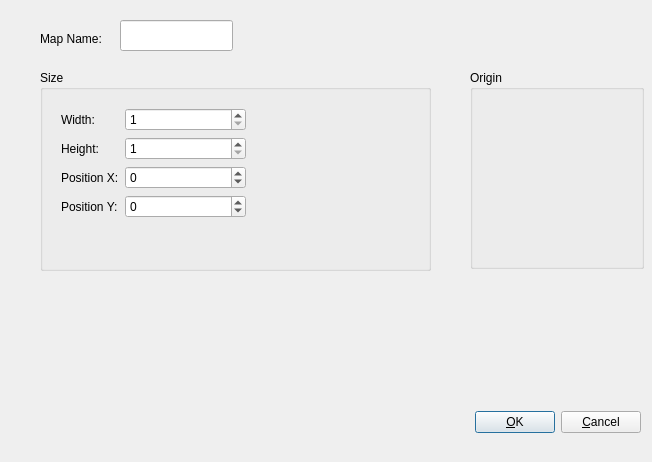
dyle/rpgmapper, file bin/view/mappropertiesdialog.ui: the form before one commit.
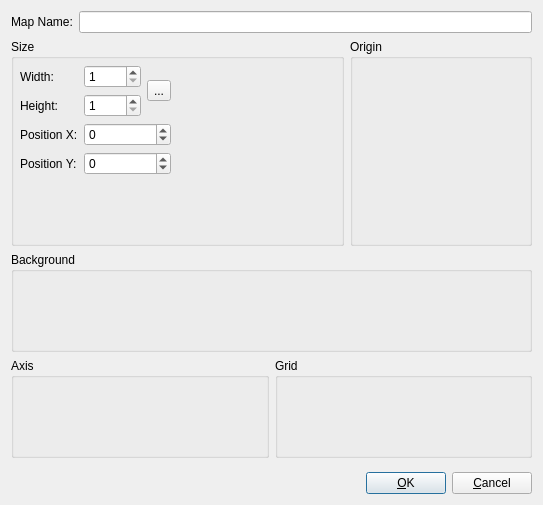
The form after the commit. Icons and pictures are not drawn. Custom widgets are drawn as their Qt base class.

Commit message: does an map properties dialog overhaul

What changed in the file:
```diff
--- a/bin/view/mappropertiesdialog.ui
+++ b/bin/view/mappropertiesdialog.ui
@@ -6,56 +6,116 @@
    <rect>
     <x>0</x>
     <y>0</y>
-    <width>652</width>
-    <height>462</height>
+    <width>543</width>
+    <height>505</height>
    </rect>
   </property>
   <property name="windowTitle">
    <string>Dialog</string>
   </property>
+  <layout class="QVBoxLayout" name="verticalLayout_2">
+   <item>
+    <widget class="QWidget" name="wdMapName" native="true">
+     <layout class="QHBoxLayout" name="horizontalLayout_2" stretch="0,1">
+      <property name="leftMargin">
+       <number>0</number>
+      </property>
+      <property name="topMargin">
+       <number>0</number>
+      </property>
+      <property name="rightMargin">
+       <number>0</number>
+      </property>
+      <property name="bottomMargin">
+       <number>0</number>
+      </property>
+      <item>
   <widget class="QLabel" name="lblName">
-   <property name="geometry">
-    <rect>
-     <x>40</x>
-     <y>30</y>
-     <width>71</width>
-     <height>17</height>
-    </rect>
-   </property>
    <property name="text">
     <string>Map Name:</string>
    </property>
   </widget>
-  <widget class="QLineEdit" name="edtName">
-   <property name="geometry">
-    <rect>
-     <x>120</x>
-     <y>20</y>
-     <width>113</width>
-     <height>31</height>
-    </rect>
-   </property>
-  </widget>
+      </item>
+      <item>
+       <widget class="QLineEdit" name="edtName"/>
+      </item>
+     </layout>
+    </widget>
+   </item>
+   <item>
+    <widget class="QWidget" name="wdMapSizing" native="true">
+     <layout class="QHBoxLayout" name="horizontalLayout_3" stretch="0,0">
+      <property name="leftMargin">
+       <number>0</number>
+      </property>
+      <property name="topMargin">
+       <number>0</number>
+      </property>
+      <property name="rightMargin">
+       <number>0</number>
+      </property>
+      <property name="bottomMargin">
+       <number>0</number>
+      </property>
+      <item>
   <widget class="QGroupBox" name="gbSize">
-   <property name="geometry">
-    <rect>
-     <x>40</x>
-     <y>70</y>
-     <width>391</width>
-     <height>201</height>
-    </rect>
-   </property>
    <property name="title">
     <string>Size</string>
    </property>
-   <layout class="QHBoxLayout" name="horizontalLayout_2" stretch="1,0">
-    <item>
+        <layout class="QGridLayout" name="lySize" rowstretch="0,1" columnstretch="1,0,0">
+         <property name="leftMargin">
+          <number>6</number>
+         </property>
+         <property name="topMargin">
+          <number>6</number>
+         </property>
+         <property name="rightMargin">
+          <number>6</number>
+         </property>
+         <property name="bottomMargin">
+          <number>6</number>
+         </property>
+         <item row="0" column="2">
+          <widget class="rpgmapper::view::MapResizeWidget" name="wdMapResize" native="true">
+           <property name="sizePolicy">
+            <sizepolicy hsizetype="Fixed" vsizetype="Fixed">
+             <horstretch>0</horstretch>
+             <verstretch>0</verstretch>
+            </sizepolicy>
+           </property>
+           <property name="minimumSize">
+            <size>
+             <width>158</width>
+             <height>158</height>
+            </size>
+           </property>
+           <property name="maximumSize">
+            <size>
+             <width>158</width>
+             <height>158</height>
+            </size>
+           </property>
+          </widget>
+         </item>
+         <item row="0" column="0" rowspan="2">
      <widget class="QWidget" name="wdResizeValues" native="true">
-      <layout class="QGridLayout" name="gridLayout" columnstretch="0,1">
-       <item row="1" column="0">
-        <widget class="QLabel" name="lblHeight">
+           <layout class="QGridLayout" name="gridLayout" columnstretch="0,1,0">
+            <property name="leftMargin">
+             <number>0</number>
+            </property>
+            <property name="topMargin">
+             <number>0</number>
+            </property>
+            <property name="rightMargin">
+             <number>0</number>
+            </property>
+            <property name="bottomMargin">
+             <number>0</number>
+            </property>
+            <item row="3" column="0">
+             <widget class="QLabel" name="lblResizeOffsetY">
          <property name="text">
-          <string>Height:</string>
+               <string>Position Y:</string>
          </property>
         </widget>
        </item>
@@ -76,42 +136,25 @@
          </property>
         </widget>
        </item>
-       <item row="2" column="1">
-        <widget class="QSpinBox" name="sbResizeOffsetX">
-         <property name="minimum">
-          <number>-999</number>
-         </property>
-         <property name="maximum">
-          <number>999</number>
-         </property>
-        </widget>
-       </item>
-       <item row="3" column="0">
-        <widget class="QLabel" name="lblResizeOffsetY">
+            <item row="1" column="0">
+             <widget class="QLabel" name="lblHeight">
          <property name="text">
-          <string>Position Y:</string>
+               <string>Height:</string>
          </property>
         </widget>
        </item>
-       <item row="3" column="1">
-        <widget class="QSpinBox" name="spResizeOffsetY">
-         <property name="minimum">
-          <number>-999</number>
-         </property>
-         <property name="maximum">
-          <number>999</number>
-         </property>
-        </widget>
-       </item>
-       <item row="0" column="1">
-        <widget class="QSpinBox" name="sbWidth">
-         <property name="minimum">
-          <number>1</number>
-         </property>
-         <property name="maximum">
-          <number>1000</number>
-         </property>
-        </widget>
+            <item row="4" column="1">
+             <spacer name="spDimensions">
+              <property name="orientation">
+               <enum>Qt::Vertical</enum>
+              </property>
+              <property name="sizeHint" stdset="0">
+               <size>
+                <width>20</width>
+                <height>40</height>
+               </size>
+              </property>
+             </spacer>
        </item>
        <item row="0" column="0">
         <widget class="QLabel" name="lblWidth">
@@ -120,8 +163,67 @@
          </property>
         </widget>
        </item>
-       <item row="4" column="1">
-        <spacer name="verticalSpacer">
+            <item row="0" column="1">
+             <widget class="QSpinBox" name="sbWidth">
+              <property name="minimum">
+               <number>1</number>
+              </property>
+              <property name="maximum">
+               <number>1000</number>
+              </property>
+             </widget>
+            </item>
+            <item row="0" column="2" rowspan="2">
+             <widget class="QToolButton" name="toolButton">
+              <property name="text">
+               <string>...</string>
+              </property>
+              <property name="icon">
+               <iconset resource="rpgmapper.qrc">
+                <normaloff>:/icons/gfx/link.png</normaloff>:/icons/gfx/link.png</iconset>
+              </property>
+              <property name="iconSize">
+               <size>
+                <width>12</width>
+                <height>24</height>
+               </size>
+              </property>
+              <property name="checkable">
+               <bool>true</bool>
+              </property>
+              <property name="checked">
+               <bool>false</bool>
+              </property>
+              <property name="autoRaise">
+               <bool>false</bool>
+              </property>
+             </widget>
+            </item>
+            <item row="2" column="1" colspan="2">
+             <widget class="QSpinBox" name="sbResizeOffsetX">
+              <property name="minimum">
+               <number>-999</number>
+              </property>
+              <property name="maximum">
+               <number>999</number>
+              </property>
+             </widget>
+            </item>
+            <item row="3" column="1" colspan="2">
+             <widget class="QSpinBox" name="spResizeOffsetY">
+              <property name="minimum">
+               <number>-999</number>
+              </property>
+              <property name="maximum">
+               <number>999</number>
+              </property>
+             </widget>
+            </item>
+           </layout>
+          </widget>
+         </item>
+         <item row="1" column="2">
+          <spacer name="spResizeMap">
          <property name="orientation">
           <enum>Qt::Vertical</enum>
          </property>
@@ -137,7 +239,13 @@
      </widget>
     </item>
     <item>
-     <widget class="rpgmapper::view::MapResizeWidget" name="wdMapResize" native="true">
+       <widget class="QGroupBox" name="gbCorner">
+        <property name="title">
+         <string>Origin</string>
+        </property>
+        <layout class="QVBoxLayout" name="verticalLayout">
+         <item>
+          <widget class="rpgmapper::view::OriginCornerWidget" name="wdOriginCornerWidget" native="true">
       <property name="sizePolicy">
        <sizepolicy hsizetype="Fixed" vsizetype="Fixed">
         <horstretch>0</horstretch>
@@ -158,18 +266,110 @@
       </property>
      </widget>
     </item>
-   </layout>
-  </widget>
+         <item>
+          <spacer name="spCorner">
+           <property name="orientation">
+            <enum>Qt::Vertical</enum>
+           </property>
+           <property name="sizeHint" stdset="0">
+            <size>
+             <width>20</width>
+             <height>40</height>
+            </size>
+           </property>
+          </spacer>
+         </item>
+        </layout>
+       </widget>
+      </item>
+     </layout>
+    </widget>
+   </item>
+   <item>
+    <widget class="QGroupBox" name="gbBackground">
+     <property name="minimumSize">
+      <size>
+       <width>0</width>
+       <height>100</height>
+      </size>
+     </property>
+     <property name="title">
+      <string>Background</string>
+     </property>
+    </widget>
+   </item>
+   <item>
+    <widget class="QWidget" name="wdGridAndAxis" native="true">
+     <layout class="QHBoxLayout" name="horizontalLayout_4">
+      <property name="leftMargin">
+       <number>0</number>
+      </property>
+      <property name="topMargin">
+       <number>0</number>
+      </property>
+      <property name="rightMargin">
+       <number>0</number>
+      </property>
+      <property name="bottomMargin">
+       <number>0</number>
+      </property>
+      <item>
+       <widget class="QGroupBox" name="gbAxis">
+        <property name="minimumSize">
+         <size>
+          <width>0</width>
+          <height>100</height>
+         </size>
+        </property>
+        <property name="title">
+         <string>Axis</string>
+        </property>
+       </widget>
+      </item>
+      <item>
+       <widget class="QGroupBox" name="gbGrid">
+        <property name="minimumSize">
+         <size>
+          <width>0</width>
+          <height>100</height>
+         </size>
+        </property>
+        <property name="title">
+         <string>Grid</string>
+        </property>
+       </widget>
+      </item>
+     </layout>
+    </widget>
+   </item>
+   <item>
+    <spacer name="spMain">
+     <property name="orientation">
+      <enum>Qt::Vertical</enum>
+     </property>
+     <property name="sizeHint" stdset="0">
+      <size>
+       <width>20</width>
+       <height>40</height>
+      </size>
+     </property>
+    </spacer>
+   </item>
+   <item>
   <widget class="QWidget" name="wdButtonBox" native="true">
-   <property name="geometry">
-    <rect>
-     <x>40</x>
-     <y>400</y>
-     <width>601</width>
-     <height>45</height>
-    </rect>
-   </property>
    <layout class="QHBoxLayout" name="horizontalLayout">
+      <property name="leftMargin">
+       <number>0</number>
+      </property>
+      <property name="topMargin">
+       <number>0</number>
+      </property>
+      <property name="rightMargin">
+       <number>0</number>
+      </property>
+      <property name="bottomMargin">
+       <number>0</number>
+      </property>
     <item>
      <spacer name="horizontalSpacer">
       <property name="orientation">
@@ -202,43 +402,8 @@
     </item>
    </layout>
   </widget>
-  <widget class="QGroupBox" name="gbCorner">
-   <property name="geometry">
-    <rect>
-     <x>470</x>
-     <y>70</y>
-     <width>174</width>
-     <height>199</height>
-    </rect>
-   </property>
-   <property name="title">
-    <string>Origin</string>
-   </property>
-   <layout class="QVBoxLayout" name="verticalLayout">
-    <item>
-     <widget class="rpgmapper::view::OriginCornerWidget" name="wdOriginCornerWidget" native="true">
-      <property name="sizePolicy">
-       <sizepolicy hsizetype="Fixed" vsizetype="Fixed">
-        <horstretch>0</horstretch>
-        <verstretch>0</verstretch>
-       </sizepolicy>
-      </property>
-      <property name="minimumSize">
-       <size>
-        <width>158</width>
-        <height>158</height>
-       </size>
-      </property>
-      <property name="maximumSize">
-       <size>
-        <width>158</width>
-        <height>158</height>
-       </size>
-      </property>
-     </widget>
-    </item>
-   </layout>
-  </widget>
+   </item>
+  </layout>
  </widget>
  <customwidgets>
   <customwidget>
```
Left out of the diff: 16 changed lines with no effect on the pictures. Lines whose indentation alone changed are shown as unchanged. The commit also changes 7 other files.
